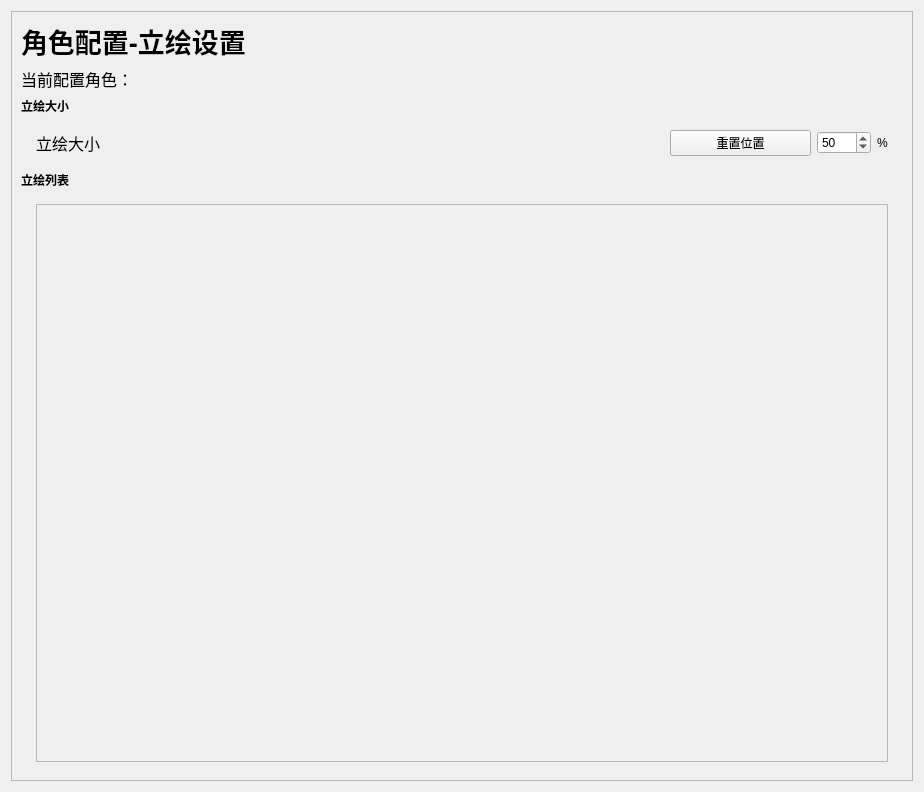
Above: mianwindow_uichild/setting_actor_tachie.ui from Zao-chen/ZcChat before the change. Below: the same form after it.
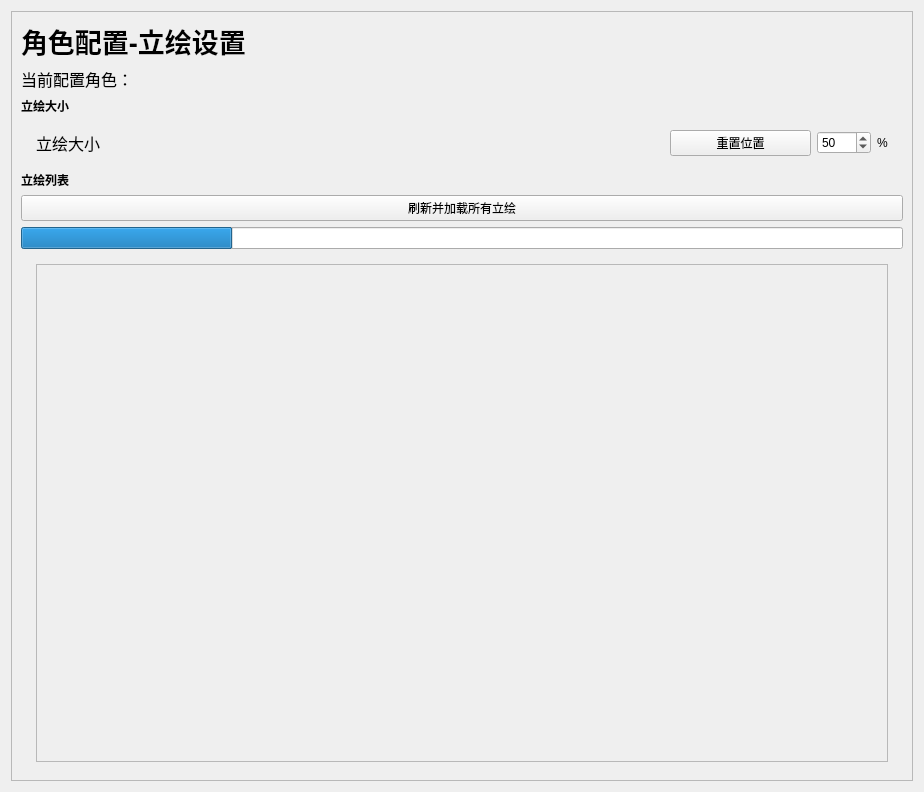
That is the form after the change. Custom widgets are drawn as their Qt base class.

What changed in the file:
```diff
--- a/mianwindow_uichild/setting_actor_tachie.ui
+++ b/mianwindow_uichild/setting_actor_tachie.ui
@@ -28,7 +28,7 @@
         <height>772</height>
        </rect>
       </property>
-      <layout class="QVBoxLayout" name="verticalLayout_3" stretch="0,0,0,0,0,100">
+      <layout class="QVBoxLayout" name="verticalLayout_3" stretch="0,0,0,0,0,0,0,100">
        <item>
         <widget class="ElaText" name="label">
          <property name="font">
@@ -139,6 +139,23 @@
          </property>
         </widget>
        </item>
+       <item>
+        <widget class="ElaPushButton" name="pushButton_loadtachie">
+         <property name="text">
+          <string>刷新并加载所有立绘</string>
+         </property>
+        </widget>
+       </item>
+       <item>
+        <widget class="ElaProgressBar" name="progressBar">
+         <property name="value">
+          <number>24</number>
+         </property>
+         <property name="textVisible">
+          <bool>false</bool>
+         </property>
+        </widget>
+       </item>
        <item>
         <widget class="ElaScrollPageArea" name="widget_4" native="true">
          <layout class="QHBoxLayout" name="horizontalLayout_18" stretch="0">
@@ -162,7 +179,7 @@
                <x>0</x>
                <y>0</y>
                <width>854</width>
-               <height>578</height>
+               <height>521</height>
               </rect>
              </property>
              <layout class="QVBoxLayout" name="verticalLayout"/>
@@ -200,6 +217,11 @@
    <extends>QSpinBox</extends>
    <header location="global">elaspinbox.h</header>
   </customwidget>
+  <customwidget>
+   <class>ElaProgressBar</class>
+   <extends>QProgressBar</extends>
+   <header location="global">elaprogressbar.h</header>
+  </customwidget>
  </customwidgets>
  <resources/>
  <connections/>
```
